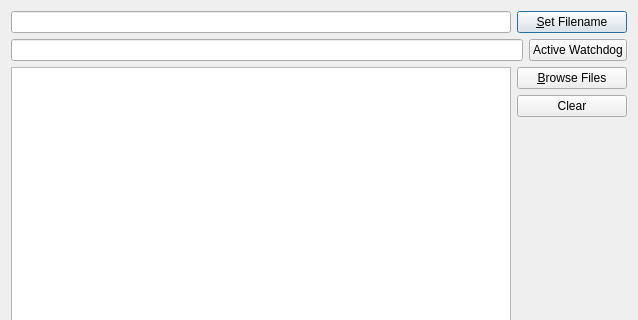
knipe1/oes-spa, file ui/batch_dialog.ui: the form before one commit; both pictures show x 0 to 638 and y 0 to 320 of the 638 by 850 pixel window.
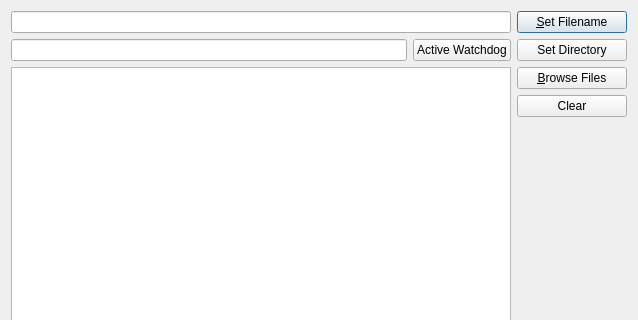
The form after the commit. Icons and pictures are not drawn. Custom widgets are drawn as their Qt base class.

```diff
--- a/ui/batch_dialog.ui
+++ b/ui/batch_dialog.ui
@@ -65,7 +65,7 @@
      <item>
       <widget class="QLineEdit" name="foutWatchdog">
        <property name="readOnly">
-        <bool>true</bool>
+        <bool>false</bool>
        </property>
       </widget>
      </item>
@@ -88,6 +88,19 @@
        </property>
       </widget>
      </item>
+     <item>
+      <widget class="QPushButton" name="btnSetWatchdogDir">
+       <property name="minimumSize">
+        <size>
+         <width>110</width>
+         <height>0</height>
+        </size>
+       </property>
+       <property name="text">
+        <string>Set Directory</string>
+       </property>
+      </widget>
+     </item>
     </layout>
    </item>
    <item>
```
Left out of the diff: 2 changed lines with no effect on the pictures.
